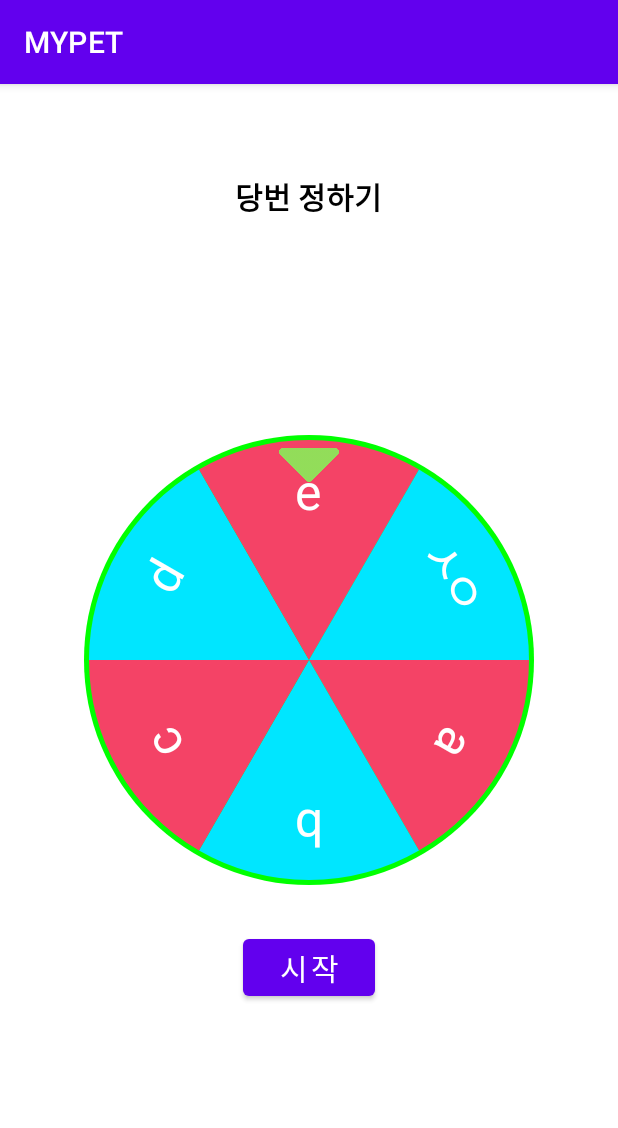
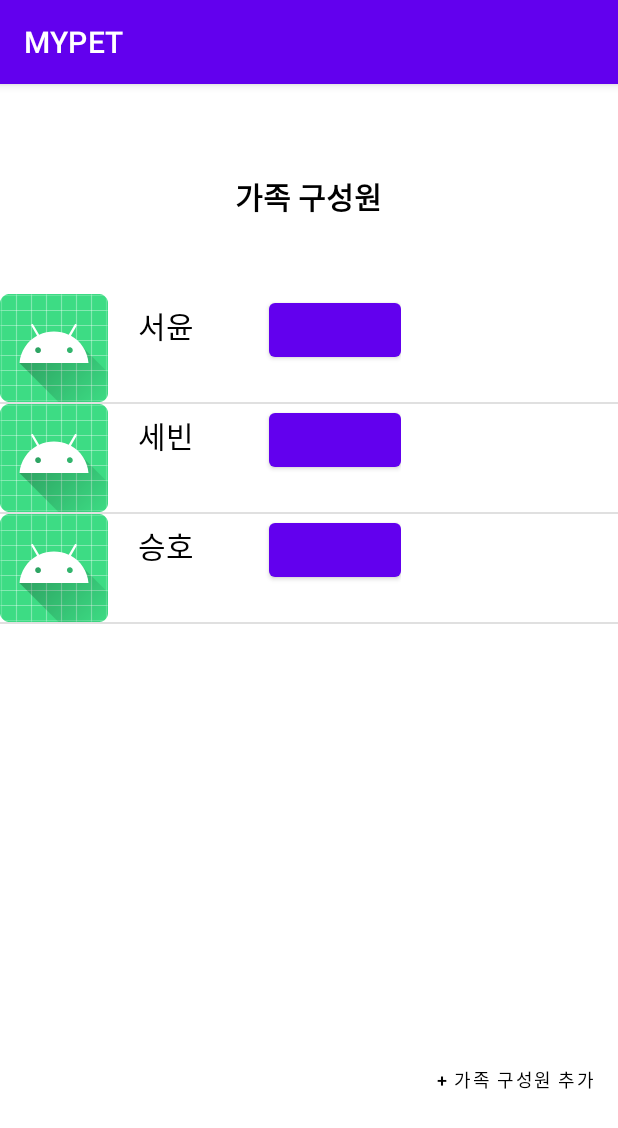
Before and after one commit to coolpiece/MYPET, an Android app: the screen it shows after launch (RouletteActivity before the commit, FamilyActivity after it), on a phone screen of 412 x 824 dp. Shown: the top 1128 px of the screen. Run offline under Robolectric (Android 15) with nearby library versions, the phone set to English and light mode, and no system bars.

Commit message:
[add] all menu

```diff
--- /dev/null
+++ b/app/src/main/java/com/example/mypet/FamilyActivity.java
@@ -0,0 +1,27 @@
+package com.example.mypet;
+
+import android.os.Bundle;
+import android.widget.ListView;
+
+import androidx.appcompat.app.AppCompatActivity;
+
+import java.util.List;
+
+public class FamilyActivity extends AppCompatActivity {
+    ListView listView;
+    FamilyListItemAdapter adapter;
+
+    @Override
+    protected void onCreate(Bundle savedInstanceState) {
+        super.onCreate(savedInstanceState);
+        setContentView(R.layout.activity_menu_family);
+
+        listView = findViewById(R.id.familylistview); // listview 참조
+        adapter = new FamilyListItemAdapter(); // adapter 참조
+
+        adapter.addItem(new FamilyListItem("서윤")); // 가족 구성원 받아와서 추가하는 방식으로 수정해야함 ...
+        adapter.addItem(new FamilyListItem("세빈"));
+        adapter.addItem(new FamilyListItem("승호"));
+        listView.setAdapter(adapter);
+    }
+}
--- /dev/null
+++ b/app/src/main/java/com/example/mypet/FamilyListItem.java
@@ -0,0 +1,17 @@
+package com.example.mypet;
+
+public class FamilyListItem {
+    private String name;
+
+    public String getName() {
+        return name;
+    }
+
+    public void setName(String name) {
+        this.name = name;
+    }
+
+    FamilyListItem(String name) {
+        this.name = name;
+    }
+}
--- /dev/null
+++ b/app/src/main/java/com/example/mypet/FamilyListItemAdapter.java
@@ -0,0 +1,50 @@
+package com.example.mypet;
+
+import android.content.Context;
+import android.view.LayoutInflater;
+import android.view.View;
+import android.view.ViewGroup;
+import android.widget.BaseAdapter;
+import android.widget.TextView;
+
+import java.util.ArrayList;
+
+public class FamilyListItemAdapter extends BaseAdapter {
+    ArrayList<FamilyListItem> items = new ArrayList<FamilyListItem>();
+    Context context;
+
+    @Override // ArrayList의 크기 리턴. 아이템의 수.
+    public int getCount() { return items.size(); }
+
+    @Override
+    public Object getItem(int position) {
+        return items.get(position);
+    }
+
+    @Override
+    public long getItemId(int position) {
+        return position;
+    }
+
+    @Override
+    public View getView(int position, View convertView, ViewGroup parent) {
+        context = parent.getContext();
+        FamilyListItem listItem = items.get(position);
+
+        if(convertView == null) { // item_family_list를 inflate해서 convertview를 참조
+            LayoutInflater inflater = (LayoutInflater)context.getSystemService(Context.LAYOUT_INFLATER_SERVICE);
+            convertView = inflater.inflate(R.layout.item_family_listview, parent, false);
+        }
+
+        // 화면에 보여질 데이터를 참조
+        TextView nameText = convertView.findViewById(R.id.name);
+        //데이터 set
+        nameText.setText(listItem.getName());
+
+        return convertView; // convertView View 객체 리턴
+    }
+
+    public void addItem(FamilyListItem item) {
+        items.add(item);
+    }
+}
--- a/app/src/main/res/layout/activity_menu_family.xml
+++ b/app/src/main/res/layout/activity_menu_family.xml
@@ -20,9 +20,9 @@
         android:textStyle="bold" />
 
         <ListView
+            android:id="@+id/familylistview"
             android:layout_width="wrap_content"
-            android:layout_height="500dp"
-            android:id="@+id/listview"/>
+            android:layout_height="500dp" />
 
         <Button
             android:layout_width="wrap_content"
--- a/app/src/main/res/layout/item_family_list.xml
+++ b/app/src/main/res/layout/item_family_listview.xml
@@ -16,6 +16,7 @@
             android:src="@mipmap/ic_launcher" />
 
         <TextView
+            android:id="@+id/name"
             android:layout_width="wrap_content"
             android:layout_height="wrap_content"
             android:layout_marginRight="50dp"
--- a/build.gradle
+++ b/build.gradle
@@ -8,7 +8,7 @@ buildscript {
     dependencies {
         classpath 'com.android.tools.build:gradle:7.3.1'
         // Add the dependency for the Google services Gradle plugin
-        classpath 'com.google.gms:google-services:4.3.13'
-        gclasspath 'com.github.dcendents:android-maven-gradle-plugin:2.1'
+        classpath 'com.google.gms:google-services:4.3.14'
+        classpath 'com.github.dcendents:android-maven-gradle-plugin:2.1'
     }
 }
--- a/luckywheel/build.gradle
+++ b/luckywheel/build.gradle
@@ -1,11 +1,11 @@
 apply plugin: 'com.android.library'
 
 android {
-    compileSdkVersion 28
+    compileSdkVersion 32
 
     defaultConfig {
-        minSdkVersion 15
-        targetSdkVersion 28
+        minSdkVersion 21
+        targetSdkVersion 32
         versionCode 1
         versionName "1.0"
 
```
Also changed, not shown: app/src/main/AndroidManifest.xml (+8 -2 lines), app/src/main/java/com/example/mypet/CommunityActivity.java (added, +14 -0 lines), app/src/main/java/com/example/mypet/EatActivity.java (added, +23 -0 lines), app/src/main/java/com/example/mypet/HealthActivity.java (added, +14 -0 lines), app/src/main/java/com/example/mypet/MenuActivity.java (added, +76 -0 lines), app/src/main/java/com/example/mypet/WalkActivity.java (added, +14 -0 lines), app/src/main/res/layout/activity_menu.xml (added, +112 -0 lines), app/src/main/res/layout/activity_menu_eat.xml (added, +53 -0 lines), app/src/main/res/layout/activity_menu_health.xml (added, +19 -0 lines), app/src/main/res/layout/activity_menu_walk.xml (added, +20 -0 lines).
